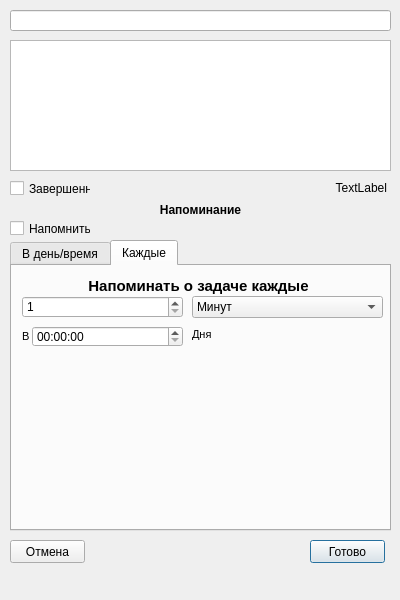
Old version of the form ui/CustomDialog.ui in the repository itKillerWhale/day_planner.
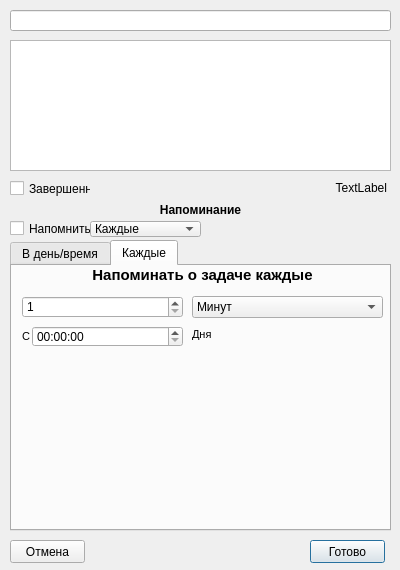
New version of the form. The open tabs and pages were chosen to show the change. Icons and pictures are not drawn.

The edit to the form file:
```diff
--- a/ui/CustomDialog.ui
+++ b/ui/CustomDialog.ui
@@ -7,9 +7,21 @@
     <x>0</x>
     <y>0</y>
     <width>400</width>
-    <height>600</height>
+    <height>570</height>
    </rect>
   </property>
+  <property name="minimumSize">
+   <size>
+    <width>400</width>
+    <height>570</height>
+   </size>
+  </property>
+  <property name="maximumSize">
+   <size>
+    <width>400</width>
+    <height>570</height>
+   </size>
+  </property>
   <property name="windowTitle">
    <string>Dialog</string>
   </property>
@@ -177,10 +189,10 @@
     <widget class="QLabel" name="label_4">
      <property name="geometry">
       <rect>
-       <x>6</x>
-       <y>10</y>
+       <x>10</x>
+       <y>0</y>
        <width>361</width>
-       <height>20</height>
+       <height>21</height>
       </rect>
      </property>
      <property name="font">
@@ -194,7 +206,7 @@
       <string>Напоминать о задаче каждые</string>
      </property>
      <property name="alignment">
-      <set>Qt::AlignCenter</set>
+      <set>Qt::AlignHCenter|Qt::AlignTop</set>
      </property>
     </widget>
     <widget class="QComboBox" name="comboBox">
@@ -296,7 +308,7 @@
       </font>
      </property>
      <property name="text">
-      <string>В</string>
+      <string>C</string>
      </property>
      <property name="alignment">
       <set>Qt::AlignLeading|Qt::AlignLeft|Qt::AlignVCenter</set>
@@ -358,6 +370,31 @@
     <string>Отмена</string>
    </property>
   </widget>
+  <widget class="QComboBox" name="comboBox_choice">
+   <property name="geometry">
+    <rect>
+     <x>90</x>
+     <y>221</y>
+     <width>111</width>
+     <height>16</height>
+    </rect>
+   </property>
+   <item>
+    <property name="text">
+     <string>Каждые</string>
+    </property>
+   </item>
+   <item>
+    <property name="text">
+     <string>В день/время</string>
+    </property>
+   </item>
+   <item>
+    <property name="text">
+     <string>Оба варианта</string>
+    </property>
+   </item>
+  </widget>
  </widget>
  <resources/>
  <connections/>
```
Left out of the diff: 10 changed lines with no effect on the pictures.
